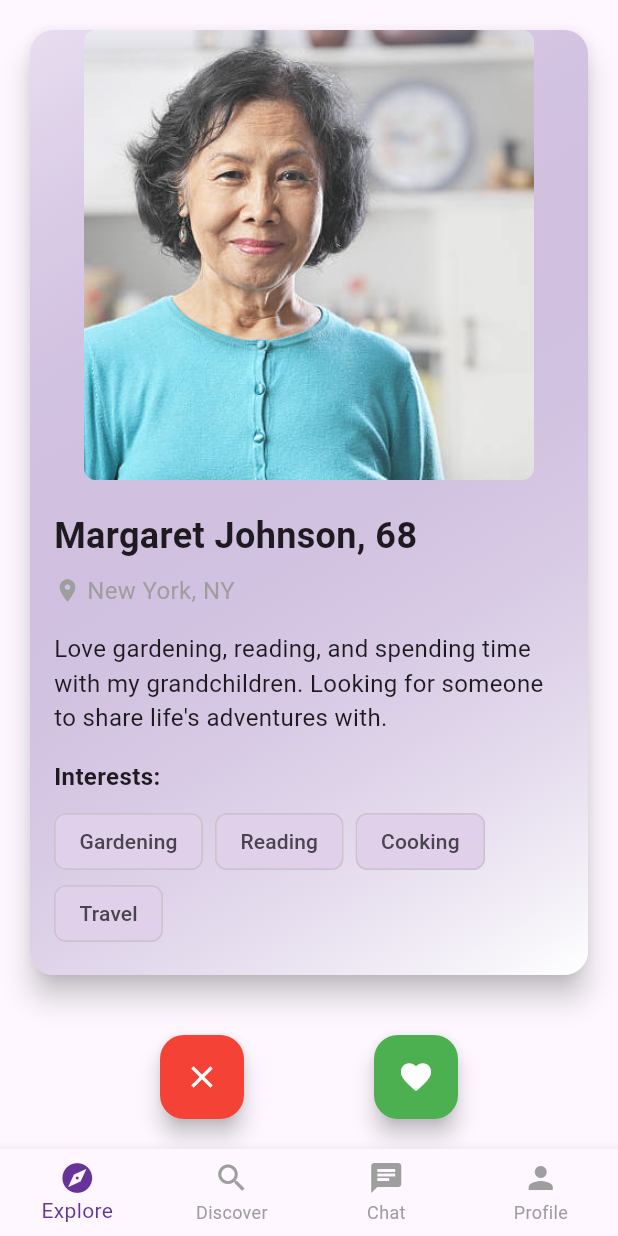
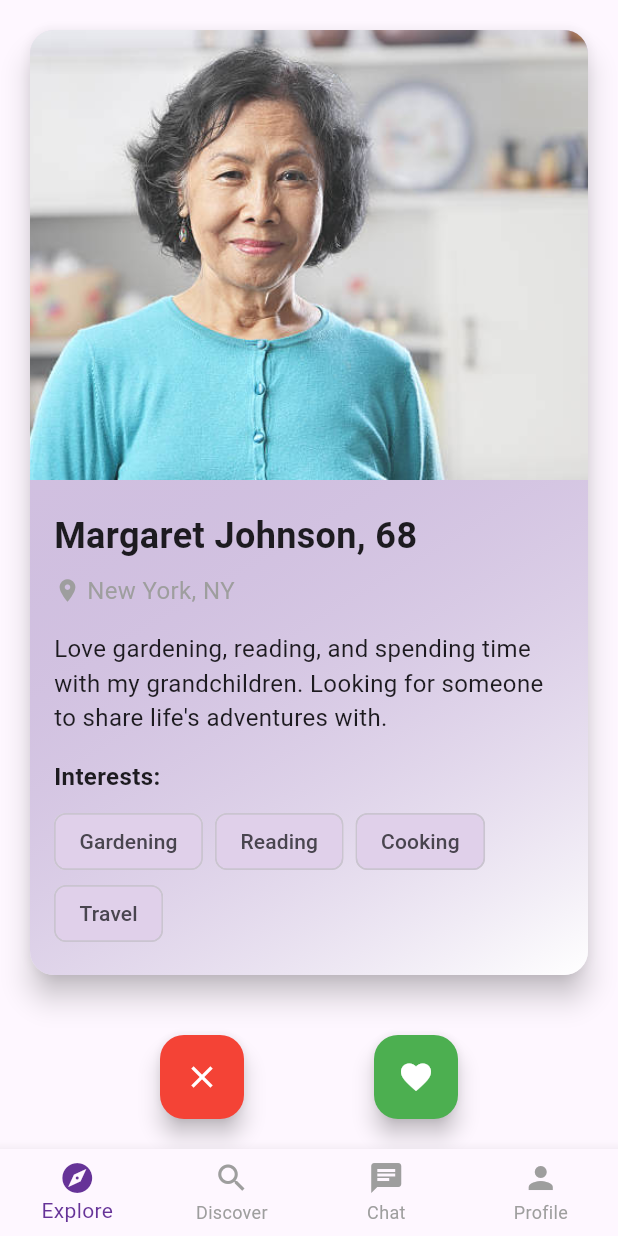
Before and after one commit to owen-ho/elderizz, a Flutter app: the screen it shows once a user with an empty profile is signed in, on a phone screen of 412 x 824 dp. Run offline on Flutter 3.47's test engine with Material 3 defaults, Android fonts, the phone set to English and light mode, and no system bars; our stand-ins replace image_picker, supabase_flutter; accounts and stored records are empty.

```diff
--- a/lib/main.dart
+++ b/lib/main.dart
@@ -631,12 +631,21 @@ class _ExplorePageState extends State<ExplorePage> {
                               crossAxisAlignment: CrossAxisAlignment.start,
                               children: [
                                 Center(
-                                  child: ProfileImageWidget(
-                                    imageUrl:
-                                        users[currentIndex].profileImageUrl,
-                                    size: 300,
-                                    isCircular: false,
-                                  ),
+                                  child:
+                                      users[currentIndex].profileImage
+                                          .startsWith('http')
+                                      ? Image.network(
+                                          users[currentIndex].profileImage,
+                                          height: 300,
+                                          width: double.infinity,
+                                          fit: BoxFit.cover,
+                                        )
+                                      : Image.asset(
+                                          users[currentIndex].profileImage,
+                                          height: 300,
+                                          width: double.infinity,
+                                          fit: BoxFit.cover,
+                                        ),
                                 ),
                                 const SizedBox(height: 20),
                                 Flexible(
```
